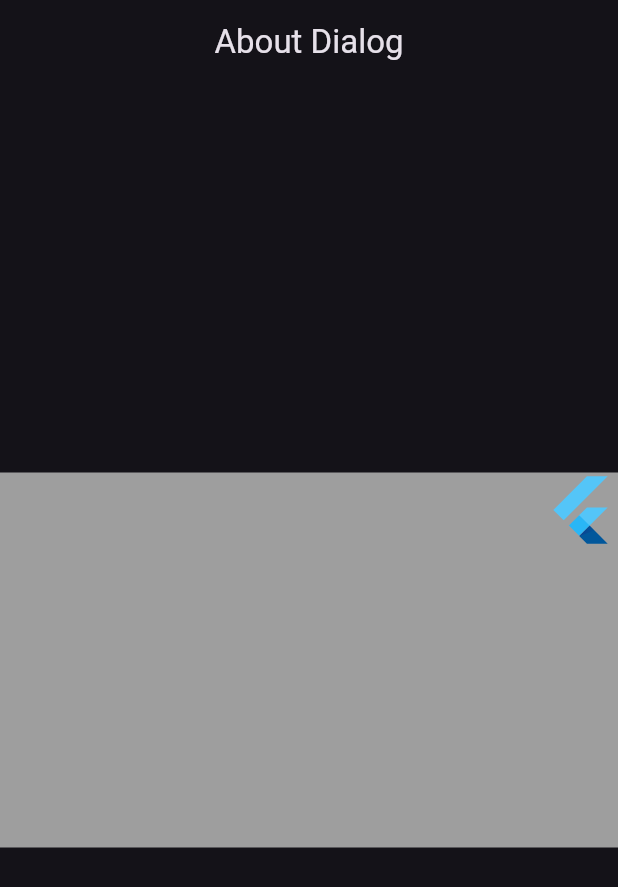
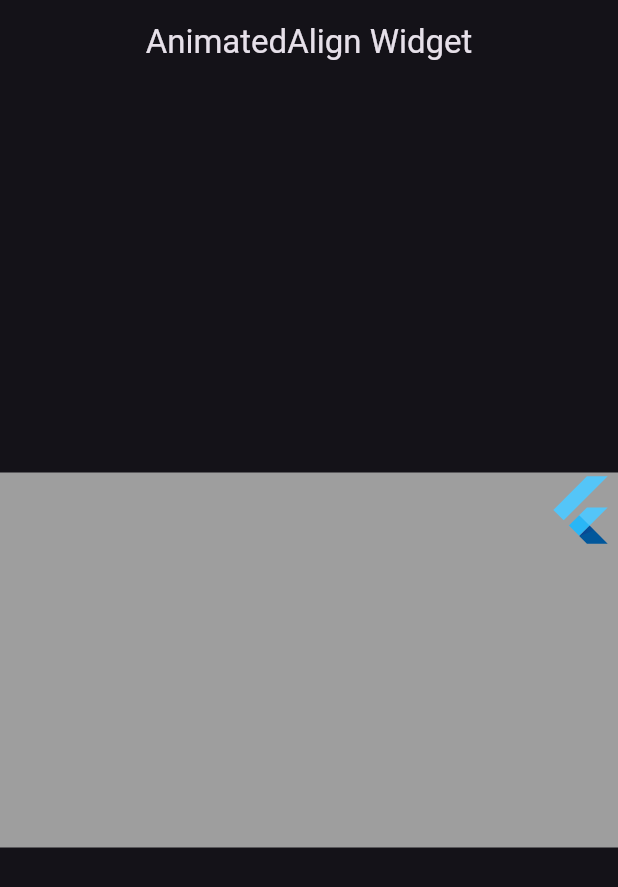
Before and after one commit to mariomedev/all_widgets, a Flutter app: the AnimatedAlignWidget screen opened by its route, on a phone screen of 412 x 824 dp. Shown: the top 887 px of the screen. Run offline on Flutter 3.47's test engine with Material 3 defaults, Android fonts, the phone set to English and light mode, and no system bars; our stand-ins replace go_router; missing offline and left inert: widget_with_codeview.

Commit message:
FX: Fixed titles for AboutListTileWidget, AbsorbPointerWidget, AlertDialogWidget, AlingWidget, and AnimatedAlignWidget

```diff
--- a/lib/presentation/widgets/aboutlisttile_widget.dart
+++ b/lib/presentation/widgets/aboutlisttile_widget.dart
@@ -8,7 +8,7 @@ class AboutListTileWidget extends StatelessWidget {
   Widget build(BuildContext context) {
     return Scaffold(
       appBar: AppBar(
-        title: Text('About Dialog'),
+        title: Text('AboutListTile Widget'),
         centerTitle: true,
       ),
       body: WidgetWithCodeView(
--- a/lib/presentation/widgets/absorbpointer_widget.dart
+++ b/lib/presentation/widgets/absorbpointer_widget.dart
@@ -8,7 +8,7 @@ class AbsorbPointerWidget extends StatelessWidget {
   Widget build(BuildContext context) {
     return Scaffold(
       appBar: AppBar(
-        title: Text('About Dialog'),
+        title: Text('AbsorbPointer Widget'),
         centerTitle: true,
       ),
       body: WidgetWithCodeView(
--- a/lib/presentation/widgets/alertdialog_widget.dart
+++ b/lib/presentation/widgets/alertdialog_widget.dart
@@ -8,7 +8,7 @@ class AlertDialogWidget extends StatelessWidget {
   Widget build(BuildContext context) {
     return Scaffold(
       appBar: AppBar(
-        title: Text('About Dialog'),
+        title: Text('Alert Dialog Widget'),
         centerTitle: true,
       ),
       body: WidgetWithCodeView(
--- a/lib/presentation/widgets/aling_widget.dart
+++ b/lib/presentation/widgets/aling_widget.dart
@@ -8,7 +8,7 @@ class AlingWidget extends StatelessWidget {
   Widget build(BuildContext context) {
     return Scaffold(
       appBar: AppBar(
-        title: Text('About Dialog'),
+        title: Text('Align Widget'),
         centerTitle: true,
       ),
       body: WidgetWithCodeView(
--- a/lib/presentation/widgets/animatedalign_widget.dart
+++ b/lib/presentation/widgets/animatedalign_widget.dart
@@ -8,7 +8,7 @@ class AnimatedAlignWidget extends StatelessWidget {
   Widget build(BuildContext context) {
     return Scaffold(
       appBar: AppBar(
-        title: Text('About Dialog'),
+        title: Text('AnimatedAlign Widget'),
         centerTitle: true,
       ),
       body: WidgetWithCodeView(
```
